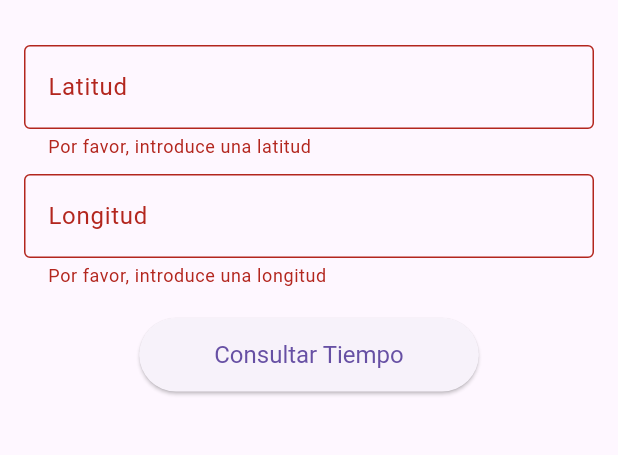
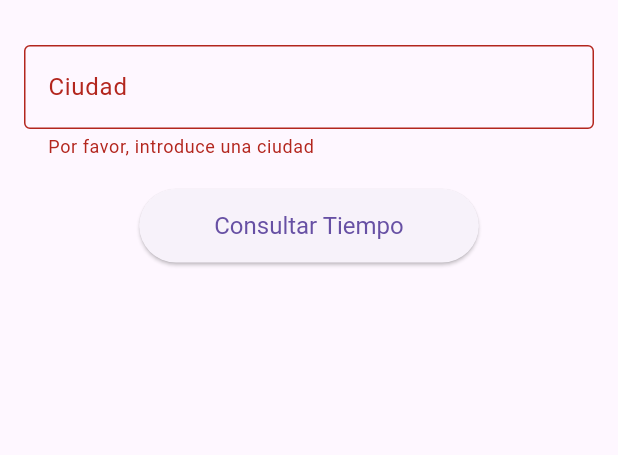
Before and after one commit to Alexmv16/App-final_alexm, a Flutter app: the screen it shows after launch, after a tap on "Consultar Tiempo", on a phone screen of 412 x 824 dp, the part 63-518 px from its top. Run offline on Flutter 3.47's test engine with Material 3 defaults, Android fonts, the phone set to English and light mode, and no system bars; our stand-ins replace sqflite, sqflite_common_ffi; accounts and stored records are empty.

Commit message:
Añadido busqueda por ciudad

```diff
--- a/lib/main.dart
+++ b/lib/main.dart
@@ -1,10 +1,11 @@
 import 'package:flutter/material.dart';
 import 'package:app_final_alexm/database_helper.dart';
 import 'package:app_final_alexm/weather_service.dart';
+import 'package:app_final_alexm/geocoding_service.dart';
 import 'package:sqflite_common_ffi/sqflite_ffi.dart';
 
-void main() async {
-  WidgetsFlutterBinding.ensureInitialized(); // Asegúrate de inicializar el binding de widgets
+Future<void> main() async {
+  WidgetsFlutterBinding.ensureInitialized();
 
   // Initialize sqflite FFI
   sqfliteFfiInit();
@@ -34,9 +35,9 @@ class WeatherHomePage extends StatefulWidget {
 
 class _WeatherHomePageState extends State<WeatherHomePage> {
   final WeatherService _weatherService = WeatherService();
+  final GeocodingService _geocodingService = GeocodingService();
   final DatabaseHelper _databaseHelper = DatabaseHelper();
-  double? _latitud;
-  double? _longitud;
+  String? _ciudad;
   Map<String, dynamic>? _datosMeteorologicos;
   List<Map<String, dynamic>> _weatherRecords = [];
 
@@ -59,11 +60,12 @@ class _WeatherHomePageState extends State<WeatherHomePage> {
     if (_formKey.currentState!.validate()) {
       _formKey.currentState!.save();
       try {
-        final data = await _weatherService.fetchWeather(_latitud!, _longitud!);
+        final coordinates = await _geocodingService.getCoordinates(_ciudad!);
+        final data = await _weatherService.fetchWeather(coordinates['lat']!, coordinates['lon']!);
         setState(() {
           _datosMeteorologicos = data;
         });
-        await _databaseHelper.insertWeather(_latitud!, _longitud!, data.toString());
+        await _databaseHelper.insertWeather(coordinates['lat']!, coordinates['lon']!, data.toString());
         await _loadWeatherRecords();  // Recargar los registros después de insertar uno nuevo
       } catch (e) {
         ScaffoldMessenger.of(context).showSnackBar(SnackBar(content: Text('Error: $e')));
@@ -88,29 +90,13 @@ class _WeatherHomePageState extends State<WeatherHomePage> {
                 children: [
                   TextFormField(
                     decoration: InputDecoration(
-                      labelText: 'Latitud',
+                      labelText: 'Ciudad',
                       border: OutlineInputBorder(),
                     ),
-                    keyboardType: TextInputType.number,
-                    onSaved: (value) => _latitud = double.tryParse(value!),
+                    onSaved: (value) => _ciudad = value,
                     validator: (value) {
                       if (value == null || value.isEmpty) {
-                        return 'Por favor, introduce una latitud';
-                      }
-                      return null;
-                    },
-                  ),
-                  SizedBox(height: 10),
-                  TextFormField(
-                    decoration: InputDecoration(
-                      labelText: 'Longitud',
-                      border: OutlineInputBorder(),
-                    ),
-                    keyboardType: TextInputType.number,
-                    onSaved: (value) => _longitud = double.tryParse(value!),
-                    validator: (value) {
-                      if (value == null || value.isEmpty) {
-                        return 'Por favor, introduce una longitud';
+                        return 'Por favor, introduce una ciudad';
                       }
                       return null;
                     },
```
Also changed, not shown: lib/geocoding_service.dart (added, +25 -0 lines).
